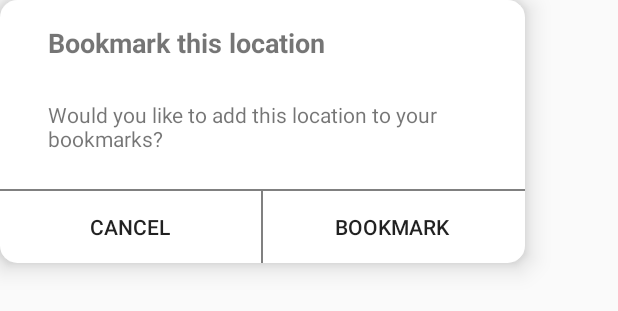
After one commit to Doshy36/Team-19, an Android app: the layout popup_window_bookmark.xml on its own in the app's theme, with its tools: preview values and no code run, on a phone screen of 412 x 824 dp. The commit adds this screen. Shown: the top 311 px of the screen. Run offline under Robolectric (Android 15) with nearby library versions, the phone set to English and light mode, and no system bars; network calls fail.

Commit message:
honestly forgot what I changed lol

```diff
--- a/Frontend/app/src/main/res/layout/activity_location_information.xml
+++ b/Frontend/app/src/main/res/layout/activity_location_information.xml
@@ -189,6 +189,7 @@
                     android:clickable="true"
                     android:drawableTop="@drawable/ic_bookmarksicon"
                     android:focusable="true"
+                    android:onClick="bookmarkTextViewOnClick"
                     android:text="Bookmark "
                     android:textAlignment="center" />
 
--- /dev/null
+++ b/Frontend/app/src/main/res/layout/popup_window_bookmark.xml
@@ -0,0 +1,72 @@
+<?xml version="1.0" encoding="utf-8"?>
+<androidx.constraintlayout.widget.ConstraintLayout
+    xmlns:android="http://schemas.android.com/apk/res/android"
+    xmlns:app="http://schemas.android.com/apk/res-auto"
+    xmlns:tools="http://schemas.android.com/tools"
+    android:elevation="10dp"
+    android:layout_width="350dp"
+    android:layout_height="175dp"
+    android:background="@drawable/layout_rounded_corners">
+
+    <TextView
+        android:id="@+id/popupRatingTitle"
+        android:layout_width="wrap_content"
+        android:layout_height="wrap_content"
+        android:layout_marginStart="32dp"
+        android:layout_marginTop="16dp"
+        android:text="Bookmark this location"
+        android:textAllCaps="false"
+        android:textSize="18sp"
+        android:textStyle="bold"
+        app:layout_constraintStart_toStartOf="parent"
+        app:layout_constraintTop_toTopOf="parent" />
+
+    <TextView
+        android:id="@+id/questionTextView"
+        android:layout_width="wrap_content"
+        android:layout_height="wrap_content"
+        android:layout_marginStart="32dp"
+        android:text="Would you like to add this location to your \nbookmarks?"
+        app:layout_constraintBottom_toTopOf="@+id/popupRatingButtonsLinearLayout"
+        app:layout_constraintStart_toStartOf="parent"
+        app:layout_constraintTop_toBottomOf="@+id/popupRatingTitle" />
+
+    <View
+        android:layout_width="match_parent"
+        android:layout_height="1dp"
+        android:background="@android:color/tab_indicator_text"
+        app:layout_constraintBottom_toTopOf="@+id/popupRatingButtonsLinearLayout"
+        app:layout_constraintTop_toBottomOf="@+id/questionTextView"
+        app:layout_constraintVertical_bias="1.0" />
+
+    <LinearLayout
+        android:id="@+id/popupRatingButtonsLinearLayout"
+        android:layout_width="match_parent"
+        android:layout_height="wrap_content"
+        android:orientation="horizontal"
+        app:layout_constraintBottom_toBottomOf="parent"
+        app:layout_constraintStart_toStartOf="parent">
+
+        <Button
+            android:id="@+id/bookmarkCancelButton"
+            android:layout_width="wrap_content"
+            android:layout_height="wrap_content"
+            android:layout_weight="1"
+            android:background="?android:attr/selectableItemBackground"
+            android:text="Cancel" />
+
+        <View
+            android:layout_height="match_parent"
+            android:layout_width="1dp"
+            android:background="@android:color/tab_indicator_text"/>
+
+        <Button
+            android:id="@+id/bookmarkSubmitButton"
+            android:layout_width="wrap_content"
+            android:layout_height="wrap_content"
+            android:layout_weight="1"
+            android:background="?android:attr/selectableItemBackground"
+            android:text="Bookmark " />
+    </LinearLayout>
+
+</androidx.constraintlayout.widget.ConstraintLayout>
```
Also changed, not shown: Frontend/app/src/main/java/com/example/discovernorthumberland/LocationInformation.java (+193 -14 lines), Frontend/app/src/main/java/com/example/discovernorthumberland/MainActivity.java (+20 -11 lines), Frontend/app/src/main/res/layout/popup_window_bookmark_delete.xml (added, +72 -0 lines).
